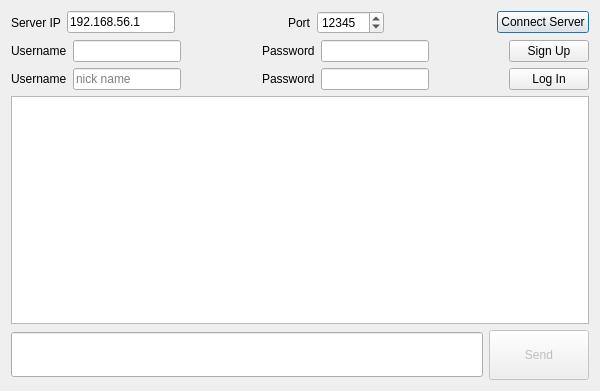
Above: Client/socketClient/dialog.ui from Rhasst2018/chatroom before the change. Below: the same form after it.
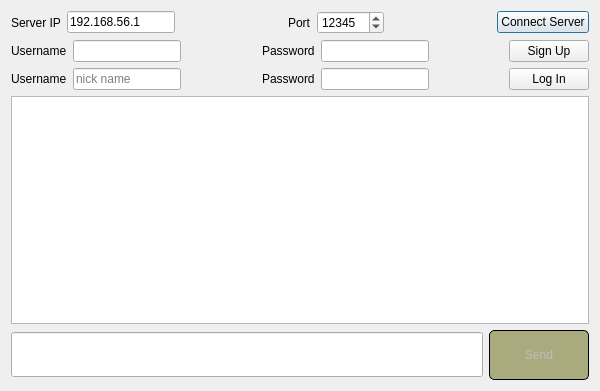
That is the form after the change.

```diff
--- a/Client/socketClient/dialog.ui
+++ b/Client/socketClient/dialog.ui
@@ -13,6 +13,9 @@
   <property name="windowTitle">
    <string>Dialog</string>
   </property>
+  <property name="styleSheet">
+   <string notr="true"/>
+  </property>
   <layout class="QGridLayout" name="gridLayout">
    <item row="0" column="0">
     <layout class="QHBoxLayout" name="horizontalLayout_2">
@@ -229,6 +232,21 @@
          <height>50</height>
         </size>
        </property>
+       <property name="styleSheet">
+        <string notr="true">QPushButton {
+    background-color: #3cbaa2; 
+	border: 1px solid black;
+    border-radius: 5px;
+}
+
+QPushButton:disabled {
+    background-color: rgb(170, 170, 127)
+}
+
+QPushButton:pressed {
+    background-color: qlineargradient(spread:pad, x1:0, y1:0, x2:0, y2:1,   stop:0 rgba(60, 186, 162, 255), stop:1 rgba(98, 211, 162, 255))
+}</string>
+       </property>
        <property name="text">
         <string>Send</string>
        </property>
```
Left out of the diff: 6 changed lines with no effect on the pictures.
